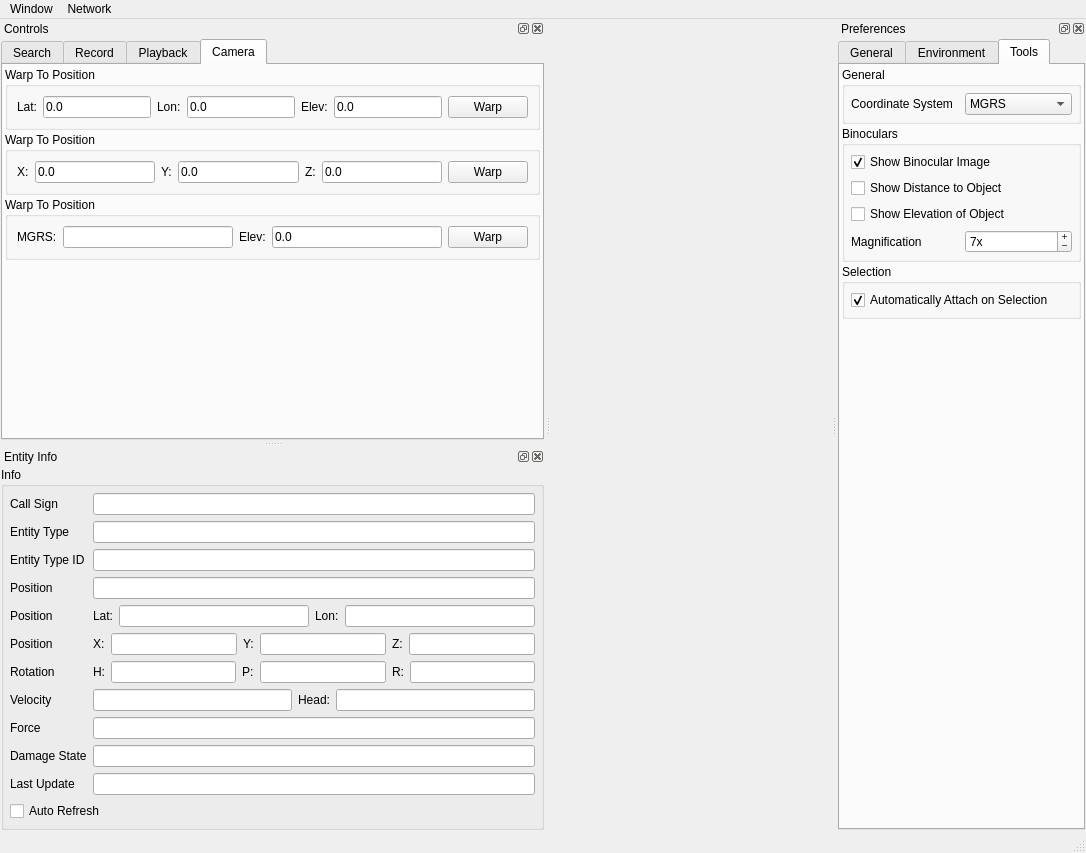
delta3d/SimulationCore, file source/StealthViewer/ui/MainWindowUi.ui: the form before one commit.
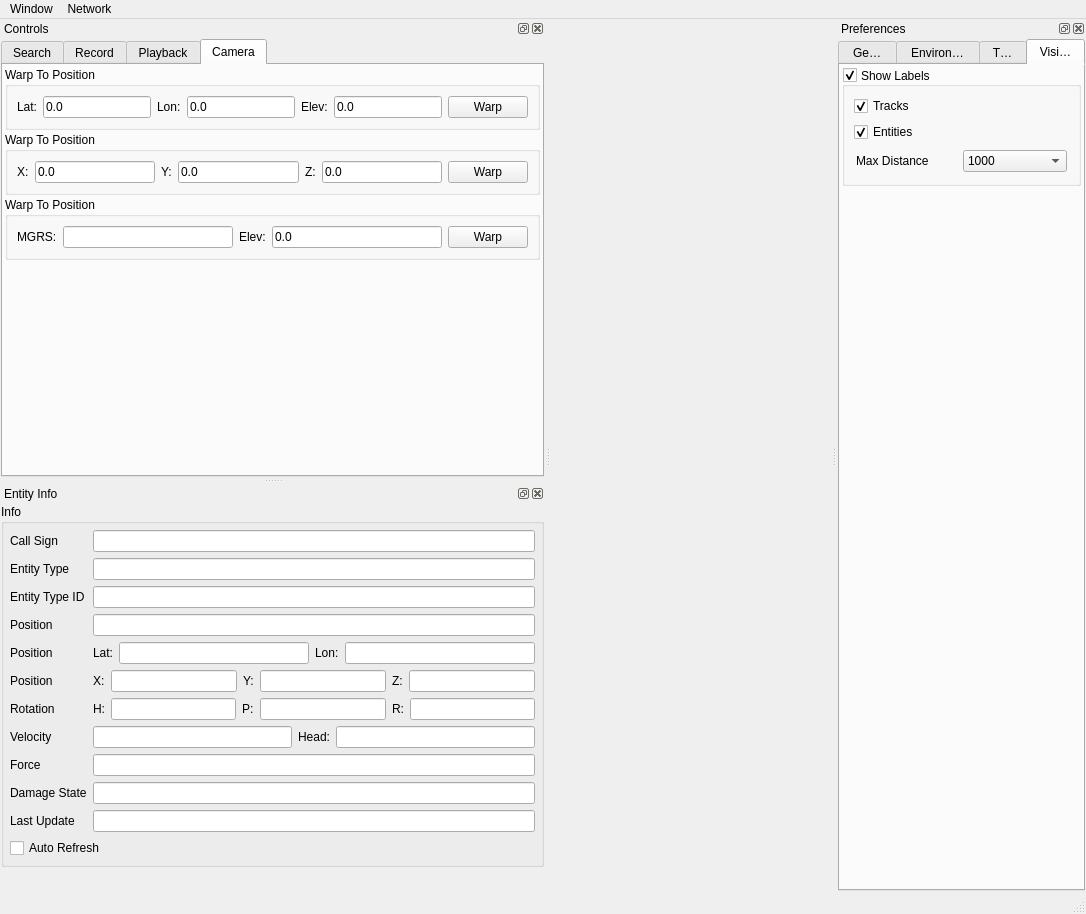
The form after the commit.

Commit message: Added updated label support including options, labels on blips and tracks, and some rendering fixes.

```diff
--- a/source/StealthViewer/ui/MainWindowUi.ui
+++ b/source/StealthViewer/ui/MainWindowUi.ui
@@ -6,7 +6,7 @@
     <x>0</x>
     <y>0</y>
     <width>1086</width>
-    <height>853</height>
+    <height>914</height>
    </rect>
   </property>
   <property name="windowTitle" >
@@ -89,7 +89,7 @@
         <enum>QTabWidget::Rounded</enum>
        </property>
        <property name="currentIndex" >
-        <number>2</number>
+        <number>3</number>
        </property>
        <property name="elideMode" >
         <enum>Qt::ElideRight</enum>
@@ -1450,6 +1450,152 @@
          </item>
         </layout>
        </widget>
+       <widget class="QWidget" name="mVisibilityTab" >
+        <property name="accessibleName" >
+         <string>Visibility Tab</string>
+        </property>
+        <attribute name="title" >
+         <string>Visibility</string>
+        </attribute>
+        <layout class="QVBoxLayout" >
+         <property name="spacing" >
+          <number>2</number>
+         </property>
+         <property name="leftMargin" >
+          <number>2</number>
+         </property>
+         <property name="topMargin" >
+          <number>2</number>
+         </property>
+         <property name="rightMargin" >
+          <number>2</number>
+         </property>
+         <property name="bottomMargin" >
+          <number>2</number>
+         </property>
+         <item>
+          <widget class="QGroupBox" name="mVisLabelGroup" >
+           <property name="title" >
+            <string>Show Labels</string>
+           </property>
+           <property name="alignment" >
+            <set>Qt::AlignJustify|Qt::AlignVCenter</set>
+           </property>
+           <property name="checkable" >
+            <bool>true</bool>
+           </property>
+           <layout class="QVBoxLayout" >
+            <item>
+             <widget class="QCheckBox" name="mVisTrackChk" >
+              <property name="text" >
+               <string>Tracks</string>
+              </property>
+              <property name="checked" >
+               <bool>true</bool>
+              </property>
+             </widget>
+            </item>
+            <item>
+             <widget class="QCheckBox" name="mVisEntityChk" >
+              <property name="text" >
+               <string>Entities</string>
+              </property>
+              <property name="checked" >
+               <bool>true</bool>
+              </property>
+             </widget>
+            </item>
+            <item>
+             <layout class="QHBoxLayout" >
+              <property name="spacing" >
+               <number>2</number>
+              </property>
+              <property name="leftMargin" >
+               <number>2</number>
+              </property>
+              <property name="topMargin" >
+               <number>2</number>
+              </property>
+              <property name="rightMargin" >
+               <number>2</number>
+              </property>
+              <property name="bottomMargin" >
+               <number>2</number>
+              </property>
+              <item>
+               <widget class="QLabel" name="mVisDistLabel" >
+                <property name="text" >
+                 <string>Max Distance</string>
+                </property>
+               </widget>
+              </item>
+              <item>
+               <widget class="QComboBox" name="mVisMaxDistCombo" >
+                <property name="currentIndex" >
+                 <number>3</number>
+                </property>
+                <item>
+                 <property name="text" >
+                  <string>50</string>
+                 </property>
+                </item>
+                <item>
+                 <property name="text" >
+                  <string>100</string>
+                 </property>
+                </item>
+                <item>
+                 <property name="text" >
+                  <string>500</string>
+                 </property>
+                </item>
+                <item>
+                 <property name="text" >
+                  <string>1000</string>
+                 </property>
+                </item>
+                <item>
+                 <property name="text" >
+                  <string>2500</string>
+                 </property>
+                </item>
+                <item>
+                 <property name="text" >
+                  <string>5000</string>
+                 </property>
+                </item>
+                <item>
+                 <property name="text" >
+                  <string>10000</string>
+                 </property>
+                </item>
+                <item>
+                 <property name="text" >
+                  <string>Unlimited</string>
+                 </property>
+                </item>
+               </widget>
+              </item>
+             </layout>
+            </item>
+           </layout>
+          </widget>
+         </item>
+         <item>
+          <spacer>
+           <property name="orientation" >
+            <enum>Qt::Vertical</enum>
+           </property>
+           <property name="sizeHint" >
+            <size>
+             <width>20</width>
+             <height>40</height>
+            </size>
+           </property>
+          </spacer>
+         </item>
+        </layout>
+       </widget>
       </widget>
      </item>
     </layout>
```
Left out of the diff: 66 changed lines with no effect on the pictures. The commit also changes 20 other files.
